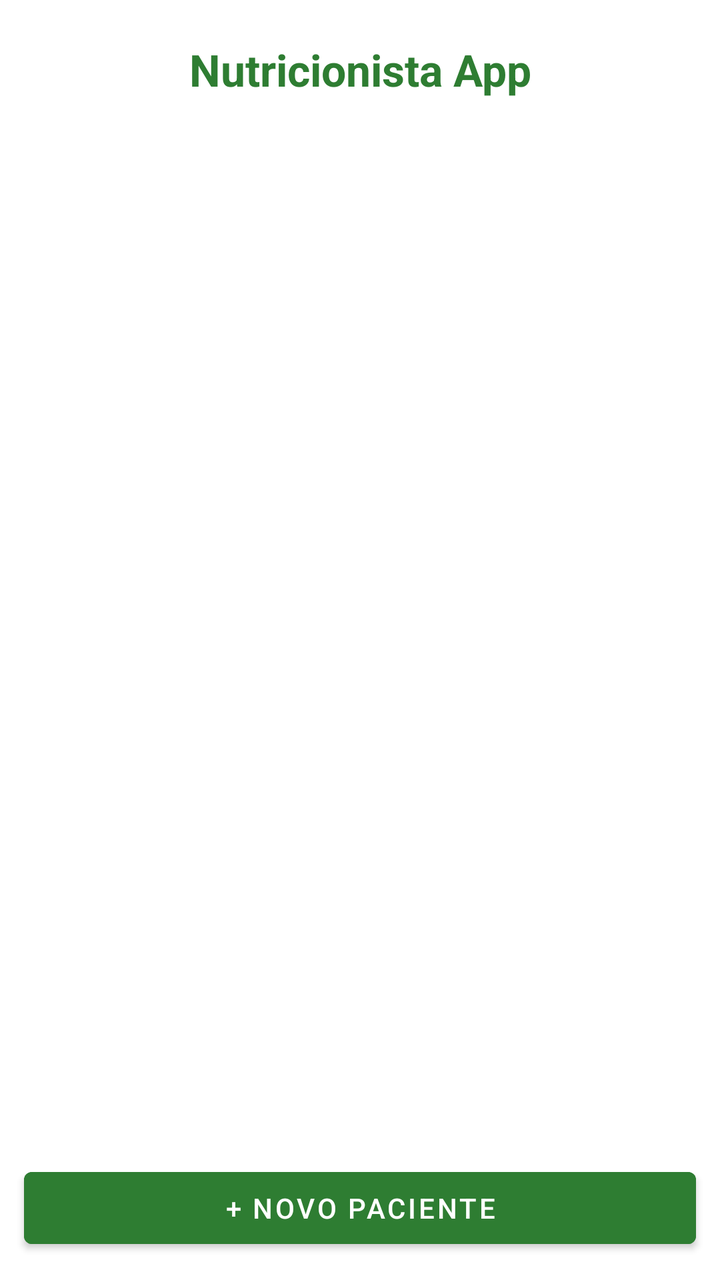
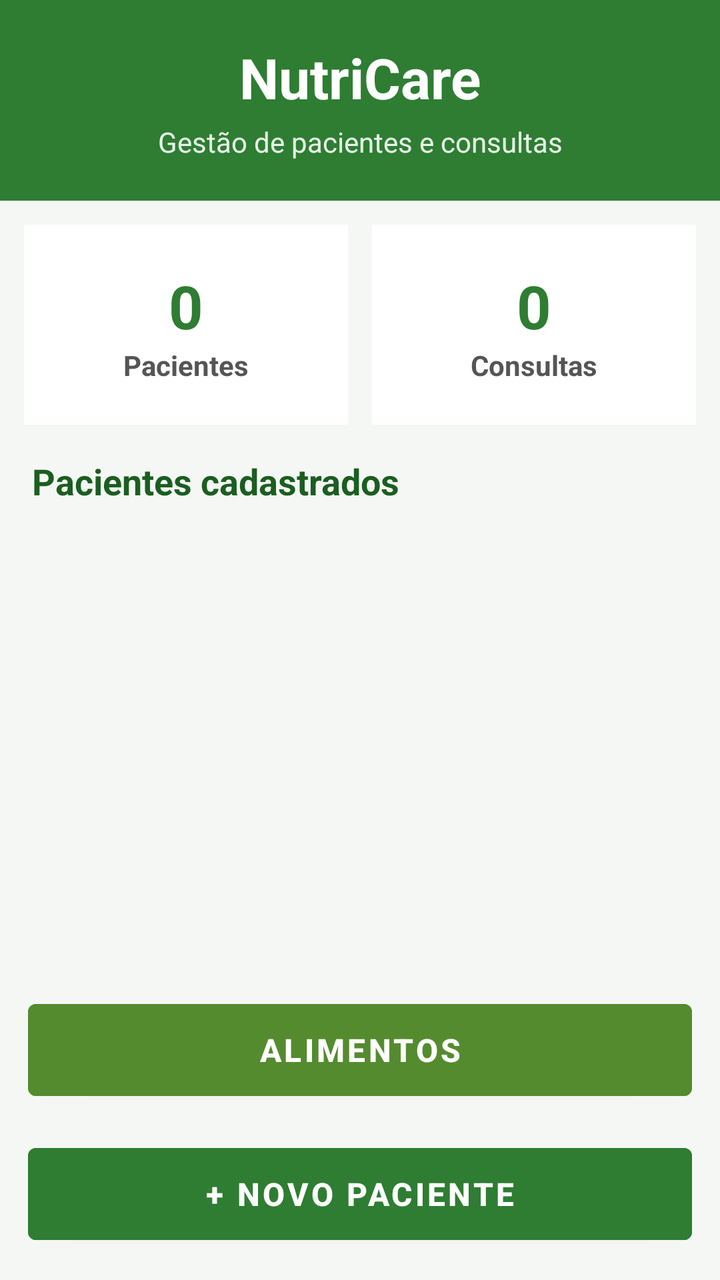

Screens rendered from an Android XML layout before and after an edit, with the pre-edit source and the edit as a unified diff.
<!-- AndroidManifest.xml: application theme Theme.NutricionistaFirebase -->
<!-- res/layout/activity_main.xml -->
<?xml version="1.0" encoding="utf-8"?>
<LinearLayout xmlns:android="http://schemas.android.com/apk/res/android"
    android:layout_width="match_parent" android:layout_height="match_parent"
    android:orientation="vertical" android:padding="8dp">
    <TextView android:layout_width="match_parent" android:layout_height="wrap_content"
        android:text="Nutricionista App" android:textSize="22sp" android:textStyle="bold"
        android:textColor="#2E7D32" android:padding="12dp" android:gravity="center"/>
    <ListView android:id="@+id/lsvPacientes" android:layout_width="match_parent"
        android:layout_height="0dp" android:layout_weight="1"/>
    <Button android:layout_width="match_parent" android:layout_height="wrap_content"
        android:text="+ Novo Paciente" android:onClick="NovoClique"
        android:backgroundTint="#2E7D32" android:textColor="#FFFFFF" android:layout_margin="4dp"/>
</LinearLayout>
<!-- resources referenced by this layout -->
<resources>
  <style name="Theme.NutricionistaFirebase" parent="Theme.MaterialComponents.DayNight.DarkActionBar">
          <item name="colorPrimary">@color/colorPrimary</item>
          <item name="colorPrimaryVariant">@color/colorPrimaryVariant</item>
          <item name="colorOnPrimary">@color/colorOnPrimary</item>
          <item name="colorSecondary">@color/colorSecondary</item>
          <item name="colorOnSecondary">@color/colorOnSecondary</item>
          <item name="android:statusBarColor">?attr/colorPrimaryVariant</item>
      </style>
  <color name="colorPrimary">#2E7D32</color>
  <color name="colorPrimaryVariant">#1B5E20</color>
  <color name="colorOnPrimary">#FFFFFF</color>
  <color name="colorSecondary">#F57F17</color>
  <color name="colorOnSecondary">#FFFFFF</color>
</resources>

<!-- the commit's change to res/layout/activity_main.xml (unified diff, before → after) -->
@@ -1,13 +1,157 @@
 <?xml version="1.0" encoding="utf-8"?>
 <LinearLayout xmlns:android="http://schemas.android.com/apk/res/android"
-    android:layout_width="match_parent" android:layout_height="match_parent"
-    android:orientation="vertical" android:padding="8dp">
-    <TextView android:layout_width="match_parent" android:layout_height="wrap_content"
-        android:text="Nutricionista App" android:textSize="22sp" android:textStyle="bold"
-        android:textColor="#2E7D32" android:padding="12dp" android:gravity="center"/>
-    <ListView android:id="@+id/lsvPacientes" android:layout_width="match_parent"
-        android:layout_height="0dp" android:layout_weight="1"/>
-    <Button android:layout_width="match_parent" android:layout_height="wrap_content"
-        android:text="+ Novo Paciente" android:onClick="NovoClique"
-        android:backgroundTint="#2E7D32" android:textColor="#FFFFFF" android:layout_margin="4dp"/>
+    android:layout_width="match_parent"
+    android:layout_height="match_parent"
+    android:orientation="vertical"
+    android:fitsSystemWindows="true"
+    android:background="#F5F7F5">
+
+    <LinearLayout
+        android:layout_width="match_parent"
+        android:layout_height="wrap_content"
+        android:orientation="vertical"
+        android:background="#2E7D32"
+        android:padding="20dp">
+
+        <TextView
+            android:layout_width="match_parent"
+            android:layout_height="wrap_content"
+            android:text="NutriCare"
+            android:textColor="#FFFFFF"
+            android:textSize="28sp"
+            android:textStyle="bold"
+            android:gravity="center" />
+
+        <TextView
+            android:layout_width="match_parent"
+            android:layout_height="wrap_content"
+            android:text="Gestão de pacientes e consultas"
+            android:textColor="#E8F5E9"
+            android:textSize="14sp"
+            android:gravity="center"
+            android:layout_marginTop="4dp" />
+    </LinearLayout>
+
+    <LinearLayout
+        android:layout_width="match_parent"
+        android:layout_height="wrap_content"
+        android:orientation="horizontal"
+        android:padding="12dp">
+
+        <LinearLayout
+            android:layout_width="0dp"
+            android:layout_height="100dp"
+            android:layout_weight="1"
+            android:orientation="vertical"
+            android:gravity="center"
+            android:background="#FFFFFF"
+            android:padding="12dp"
+            android:layout_marginEnd="6dp">
+
+            <TextView
+                android:id="@+id/txtTotalPacientes"
+                android:layout_width="wrap_content"
+                android:layout_height="wrap_content"
+                android:text="0"
+                android:textColor="#2E7D32"
+                android:textSize="30sp"
+                android:textStyle="bold" />
+
+            <TextView
+                android:layout_width="wrap_content"
+                android:layout_height="wrap_content"
+                android:text="Pacientes"
+                android:textColor="#555555"
+                android:textSize="14sp"
+                android:textStyle="bold" />
+        </LinearLayout>
+
+        <LinearLayout
+            android:layout_width="0dp"
+            android:layout_height="100dp"
+            android:layout_weight="1"
+            android:orientation="vertical"
+            android:gravity="center"
+            android:background="#FFFFFF"
+            android:padding="12dp"
+            android:layout_marginStart="6dp">
+
+            <TextView
+                android:id="@+id/txtTotalConsultas"
+                android:layout_width="wrap_content"
+                android:layout_height="wrap_content"
+                android:text="0"
+                android:textColor="#2E7D32"
+                android:textSize="30sp"
+                android:textStyle="bold" />
+
+            <TextView
+                android:layout_width="wrap_content"
+                android:layout_height="wrap_content"
+                android:text="Consultas"
+                android:textColor="#555555"
+                android:textSize="14sp"
+                android:textStyle="bold" />
+        </LinearLayout>
+    </LinearLayout>
+
+    <TextView
+        android:layout_width="match_parent"
+        android:layout_height="wrap_content"
+        android:text="Pacientes cadastrados"
+        android:textColor="#1B5E20"
+        android:textSize="18sp"
+        android:textStyle="bold"
+        android:paddingStart="16dp"
+        android:paddingEnd="16dp"
+        android:paddingTop="4dp"
+        android:paddingBottom="8dp" />
+
+    <TextView
+        android:id="@+id/txtMensagemVazia"
+        android:layout_width="match_parent"
+        android:layout_height="0dp"
+        android:layout_weight="1"
+        android:text="Nenhum paciente cadastrado ainda.\nClique no botão abaixo para começar."
+        android:textColor="#777777"
+        android:textSize="16sp"
+        android:gravity="center"
+        android:visibility="gone"
+        android:padding="24dp" />
+
+    <ListView
+        android:id="@+id/lsvPacientes"
+        android:layout_width="match_parent"
+        android:layout_height="0dp"
+        android:layout_weight="1"
+        android:divider="@android:color/transparent"
+        android:dividerHeight="10dp"
+        android:paddingStart="12dp"
+        android:paddingEnd="12dp"
+        android:paddingBottom="8dp" />
+
+    <Button
+        android:layout_width="match_parent"
+        android:layout_height="58dp"
+        android:text="ALIMENTOS"
+        android:textStyle="bold"
+        android:textColor="#FFFFFF"
+        android:textSize="16sp"
+        android:onClick="AlimentosClique"
+        android:layout_marginStart="14dp"
+        android:layout_marginEnd="14dp"
+        android:layout_marginTop="8dp"
+        android:backgroundTint="#558B2F" />
+
+    <Button
+        android:layout_width="match_parent"
+        android:layout_height="58dp"
+        android:text="+ NOVO PACIENTE"
+        android:textStyle="bold"
+        android:textColor="#FFFFFF"
+        android:textSize="16sp"
+        android:onClick="NovoClique"
+        android:layout_margin="14dp"
+        android:backgroundTint="#2E7D32" />
+
 </LinearLayout>
